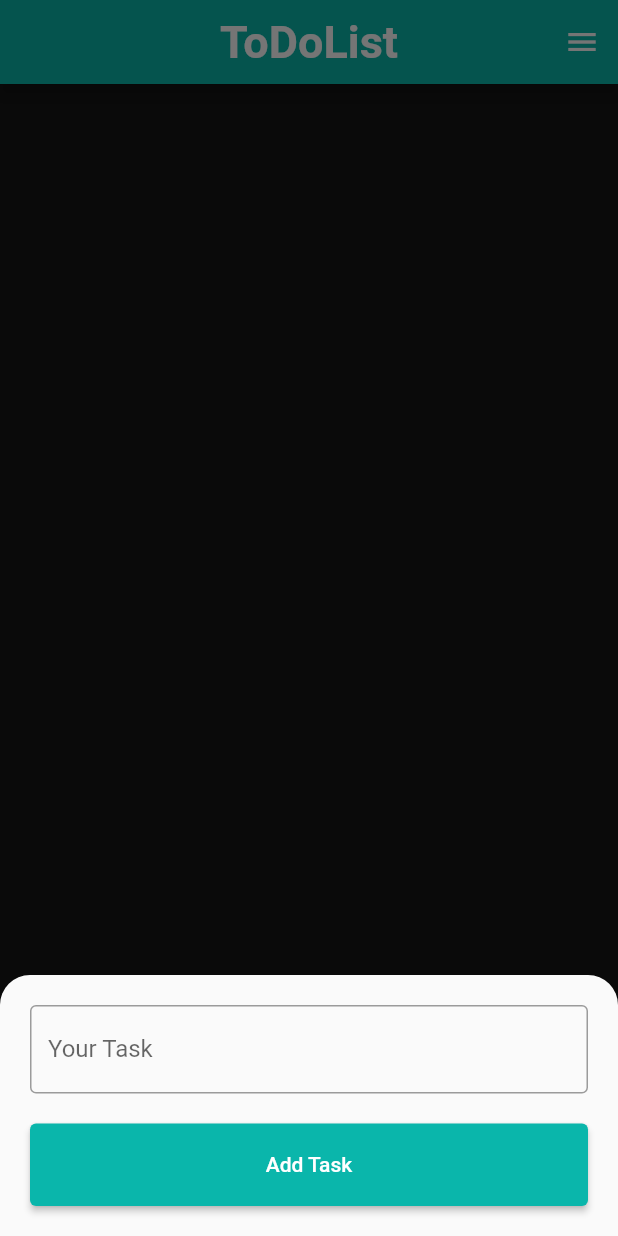
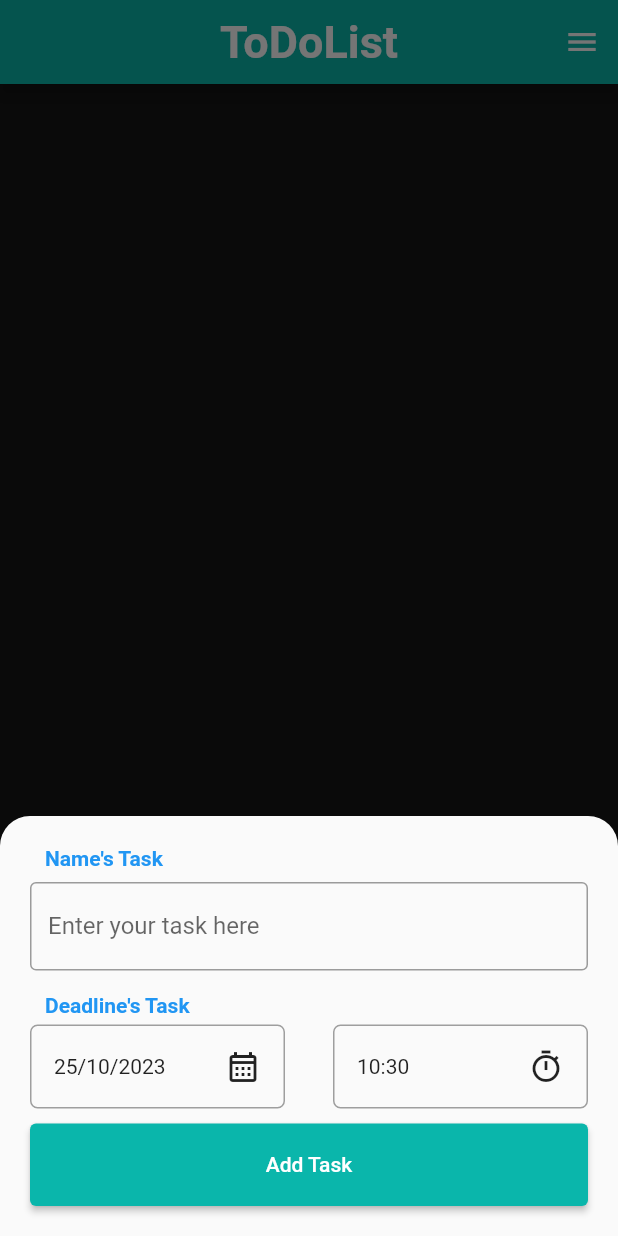
Before and after one commit to nggiahuy09/ToDo-App, a Flutter app: the screen it shows after launch, after a tap on the "add" icon, on a phone screen of 412 x 824 dp. Run offline on Flutter 3.47's test engine with Material 2 defaults, Android fonts, the phone set to English and light mode, and no system bars; our stand-ins replace flutter_slidable.

Commit message:
update slidable widget, timepicker, datepicker

```diff
--- a/lib/modal/items.dart
+++ b/lib/modal/items.dart
@@ -1,11 +1,15 @@
+import 'package:flutter/material.dart';
+
 class DataItems {
   final String id;
   final String name;
+  final DateTime date;
+  final TimeOfDay time;
 
   DataItems({
     required this.id,
     required this.name,
+    required this.date,
+    required this.time,
   });
-
-
 }
--- a/lib/src/my_app.dart
+++ b/lib/src/my_app.dart
@@ -16,8 +16,8 @@ class _MyAppState extends State<MyApp> {
   final List<DataItems> items = [];
   final List<DataItems> hisItems = [];
 
-  void _handleAddTask(String name) {
-    final newItem = DataItems(id: DateTime.now().toString(), name: name);
+  void _handleAddTask(String name, DateTime date, TimeOfDay time) {
+    final newItem = DataItems(id: DateTime.now().toString(), name: name, date: date, time: time);
     setState(() {
       items.add(newItem);
     });
@@ -58,7 +58,7 @@ class _MyAppState extends State<MyApp> {
       ),
       endDrawer: DrawerWidget(hisItems: hisItems,),
       body: SingleChildScrollView(
-        padding: const EdgeInsets.symmetric(horizontal: 20, vertical: 20),
+        padding: const EdgeInsets.symmetric(horizontal: 10, vertical: 20),
         child: Column(
           children: items
               .map((item) => CardBody(
--- a/lib/widget/card_modal_bottom.dart
+++ b/lib/widget/card_modal_bottom.dart
@@ -1,6 +1,6 @@
 import 'package:flutter/material.dart';
 
-class ModalBottom extends StatelessWidget {
+class ModalBottom extends StatefulWidget {
   ModalBottom({
     Key? key,
     required this.addTask,
@@ -8,18 +8,50 @@ class ModalBottom extends StatelessWidget {
 
   final Function addTask;
 
+  @override
+  State<ModalBottom> createState() => _ModalBottomState();
+}
+
+class _ModalBottomState extends State<ModalBottom> {
   // String textValue = '';  // cách 1
-  // cách 2: sử dụng TextEditingController
-
   TextEditingController controller = TextEditingController();
 
-  void _handleOnClick(BuildContext context) {
+  void _handleOnClick(BuildContext context, DateTime date, TimeOfDay time) {
     final name = controller.text;
     if (name.isEmpty) {
       return;
     }
-    addTask(name);
+    widget.addTask(name, date, time);
     Navigator.pop(context);
+  }
+
+  // create date time variable
+  DateTime _dateTime = DateTime.now();
+  TimeOfDay _timeOfDay = TimeOfDay.now();
+
+  // show date picker method
+  void _showDatePicker() {
+    showDatePicker(
+      context: context,
+      initialDate: DateTime.now(),
+      firstDate: DateTime(2000),
+      lastDate: DateTime(2030),
+    ).then((value) {
+      setState(() {
+        _dateTime = value!;
+      });
+    });
+  }
+
+  void _showTimerPicker() {
+    showTimePicker(
+      context: context,
+      initialTime: TimeOfDay.now(),
+    ).then((value) {
+      setState(() {
+        _timeOfDay = value!;
+      });
+    });
   }
 
   @override
@@ -29,28 +61,92 @@ class ModalBottom extends StatelessWidget {
       child: SingleChildScrollView(
         padding: const EdgeInsets.symmetric(horizontal: 20, vertical: 20),
         child: Column(
+          crossAxisAlignment: CrossAxisAlignment.start,
           children: [
+            Container(
+              margin: EdgeInsets.fromLTRB(10.0, 0.0, 0.0, 8.0),
+              child: Text(
+                'Name\'s Task',
+                style: TextStyle(
+                  fontWeight: FontWeight.bold,
+                  color: Colors.blue,
+                ),
+              ),
+            ),
             TextField(
-              // cách 1: sử dụng trường onChanged
-              // onChanged: (text) {
-              //   textValue = text;
-              // },
-              // cách 2
+              keyboardType: TextInputType.text,
               textCapitalization: TextCapitalization.sentences,
               textInputAction: TextInputAction.done,
               controller: controller,
-              decoration: const InputDecoration(
+              decoration: InputDecoration(
                 border: OutlineInputBorder(),
-                labelText: 'Your Task',
+                labelText: 'Enter your task here',
               ),
-
             ),
-            const SizedBox(height: 20),
+            Container(
+              margin: EdgeInsets.fromLTRB(10.0, 15.0, 0, 5.0),
+              child: Text(
+                'Deadline\'s Task',
+                style: TextStyle(
+                  fontWeight: FontWeight.bold,
+                  color: Colors.blue,
+                ),
+              ),
+            ),
+            Row(
+              mainAxisAlignment: MainAxisAlignment.spaceBetween,
+              children: [
+                GestureDetector(
+                  onTap: _showDatePicker,
+                  child: Container(
+                    margin: EdgeInsets.fromLTRB(0, 0, 0, 10),
+                    padding: EdgeInsets.fromLTRB(15, 0, 15, 0),
+                    width: 170,
+                    height: 56,
+                    decoration: BoxDecoration(
+                      border: Border.all(color: Colors.grey),
+                      borderRadius: BorderRadius.circular(5),
+                    ),
+                    child: Row(
+                      mainAxisAlignment: MainAxisAlignment.spaceBetween,
+                      children: [
+                        Text(
+                          "${_dateTime.day}/${_dateTime.month}/${_dateTime.year}",
+                        ),
+                        Icon(Icons.calendar_month_outlined),
+                      ],
+                    ),
+                  ),
+                ),
+                GestureDetector(
+                  onTap: _showTimerPicker,
+                  child: Container(
+                    margin: EdgeInsets.fromLTRB(0, 0, 0, 10),
+                    padding: EdgeInsets.fromLTRB(15, 0, 15, 0),
+                    width: 170,
+                    height: 56,
+                    decoration: BoxDecoration(
+                      border: Border.all(color: Colors.grey),
+                      borderRadius: BorderRadius.circular(5),
+                    ),
+                    child: Row(
+                      mainAxisAlignment: MainAxisAlignment.spaceBetween,
+                      children: [
+                        Text(
+                          "${_timeOfDay.hour}:${_timeOfDay.minute}",
+                        ),
+                        Icon(Icons.timer_outlined),
+                      ],
+                    ),
+                  ),
+                ),
+              ],
+            ),
             SizedBox(
               width: double.infinity,
               height: 55,
               child: ElevatedButton(
-                    onPressed: () => _handleOnClick(context),
+                onPressed: () => _handleOnClick(context, _dateTime, _timeOfDay),
                 style: ElevatedButton.styleFrom(
                   backgroundColor: Color.fromARGB(255, 10, 182, 171),
                 ),
--- a/pubspec.yaml
+++ b/pubspec.yaml
@@ -40,8 +40,9 @@ dependencies:
 dev_dependencies:
   flutter_test:
     sdk: flutter
-
+  fluttertoast: ^8.2.2
   flutter_launcher_icons: "^0.13.1"
+  flutter_slidable: ^1.2.0
 
 flutter_launcher_icons:
   android: "launcher_icon"
```
Also changed, not shown: lib/main.dart (+0 -7 lines), lib/widget/card_body_history_widget.dart (+34 -15 lines), lib/widget/card_body_widget.dart (+59 -38 lines), lib/widget/drawer_widget.dart (+25 -19 lines), pubspec.lock. Lines whose indentation alone changed are shown as unchanged.
